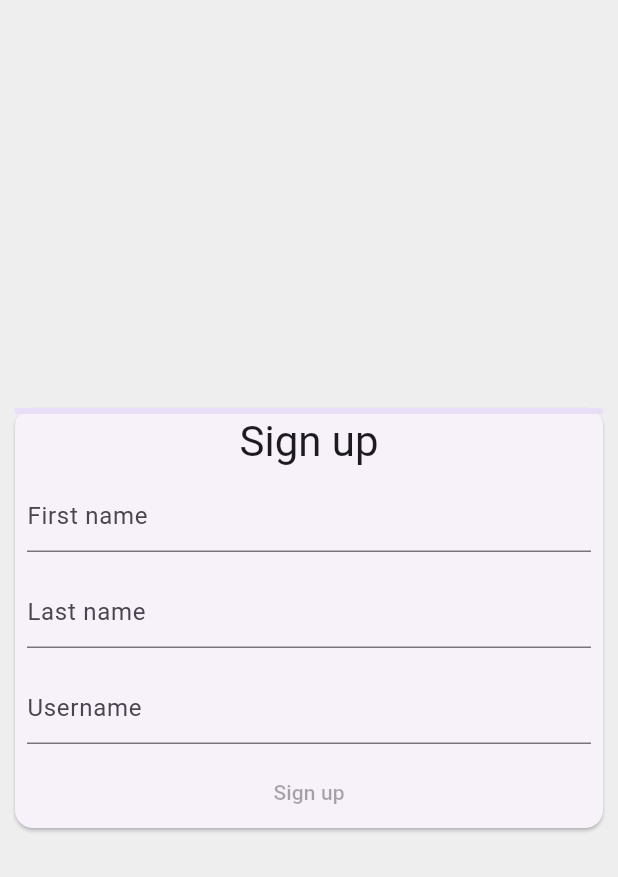
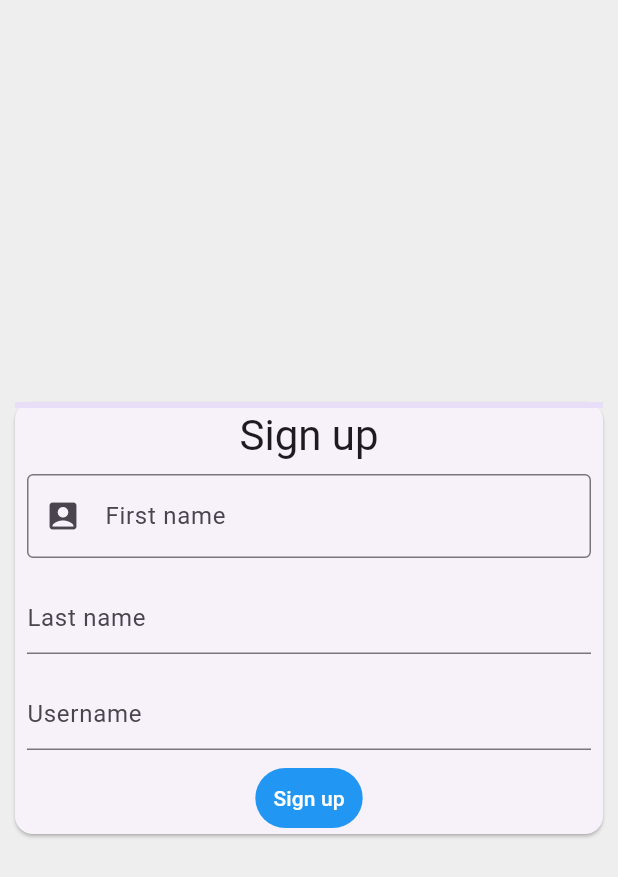
Before and after one commit to tim12367/signin_example, a Flutter app: the screen it shows after launch, on a phone screen of 412 x 824 dp. Shown: the top 877 px of the screen. Run offline on Flutter 3.47's test engine with Material 3 defaults, Android fonts, the phone set to English and light mode, and no system bars.

Commit message:
1. 嘗試輸入框樣式 2. 使用Navigator 改變顯示頁面

```diff
--- a/lib/main.dart
+++ b/lib/main.dart
@@ -7,7 +7,13 @@
 
   @override
   Widget build(BuildContext context) {
-    return MaterialApp(routes: {'/': (context) => const SignUpScreen()});
+    return MaterialApp(
+      // 定義路由
+      routes: {
+        '/': (context) => const SignUpScreen(),
+        '/welcome': (context) => const WelcomeScreen(),
+      },
+    );
   }
 }
 
@@ -20,6 +26,23 @@
       backgroundColor: Colors.grey[200],
       body: const Center(
         child: SizedBox(width: 400, child: Card(child: SignUpForm())),
+      ),
+    );
+  }
+}
+
+// 1. WelcomeScreen
+class WelcomeScreen extends StatelessWidget {
+  const WelcomeScreen({super.key});
+
+  @override
+  Widget build(BuildContext context) {
+    return Scaffold(
+      body: Center(
+        child: Text(
+          'Welcome!',
+          style: Theme.of(context).textTheme.displayMedium,
+        ),
       ),
     );
   }
@@ -39,6 +62,11 @@
 
   double _formProgress = 0;
 
+  void _showWelcomeScreen() {
+    // 呼叫Navigator 改變頁面
+    Navigator.of(context).pushNamed('/welcome');
+  }
+
   @override
   Widget build(BuildContext context) {
     return Form(
@@ -51,7 +79,11 @@
             padding: const EdgeInsets.all(8),
             child: TextFormField(
               controller: _firstNameTextController,
-              decoration: const InputDecoration(hintText: 'First name'),
+              decoration: const InputDecoration(
+                prefixIcon: Icon(Icons.account_box),
+                hintText: 'First name',
+                border: OutlineInputBorder(), // 輸入框樣式
+              ),
             ),
           ),
           Padding(
@@ -77,7 +109,7 @@
                 return states.contains(WidgetState.disabled) ? null : Colors.blue;
               }),
             ),
-            onPressed: null,
+            onPressed: _showWelcomeScreen,
             child: const Text('Sign up'),
           ),
         ],
```
